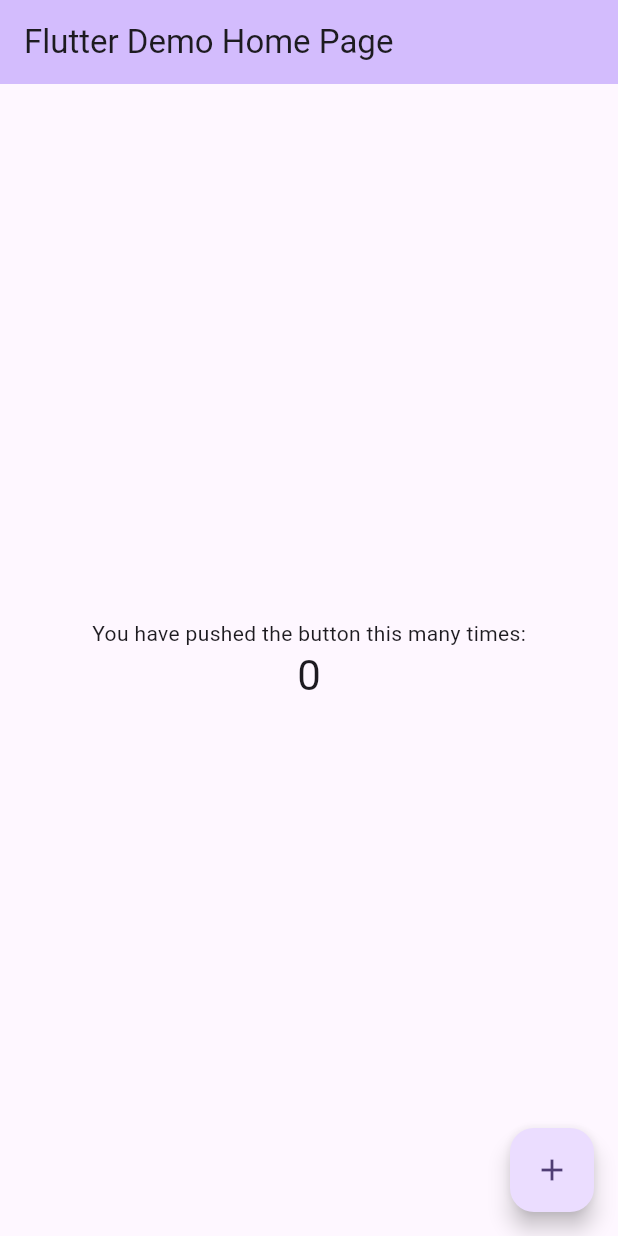
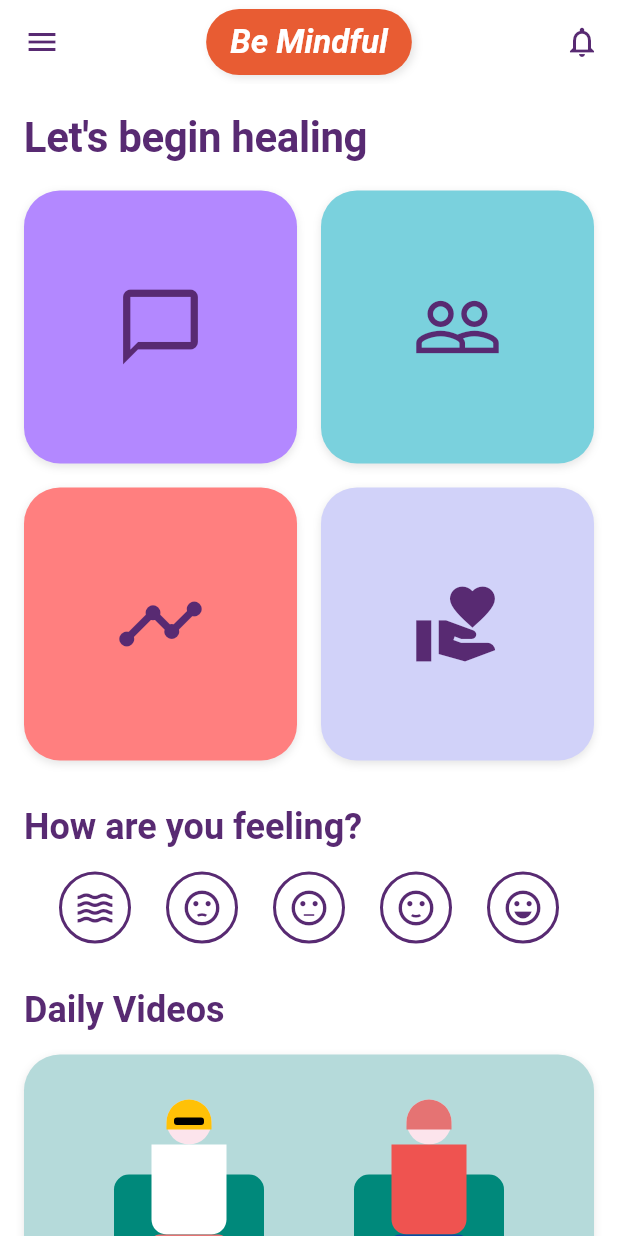
Before and after one commit to HarmonyHackers/MindCare-Flutter, a Flutter app: the screen it shows after launch, on a phone screen of 412 x 824 dp. Run offline on Flutter 3.47's test engine with Material 3 defaults, Android fonts, the phone set to English and light mode, and no system bars; Roboto replaces fonts that are missing (Poppins).

Commit message:
added setup files

```diff
--- /dev/null
+++ b/lib/config/colors.dart
@@ -0,0 +1,17 @@
+import 'package:flutter/material.dart';
+
+class AppColors {
+  // Primary colors
+  static const Color primary = Color(0xFF582A72);
+  static const Color background = Colors.white;
+  static const Color banner = Color(0xFFE85C33);
+
+  // Feature card colors
+  static const Color cardPurple = Color(0xFFB388FF);
+  static const Color cardBlue = Color(0xFF7AD1DD);
+  static const Color cardRed = Color(0xFFFF7F7F);
+  static const Color cardLavender = Color(0xFFD1D2F9);
+
+  // Mood colors
+  static const Color moodYellow = Color(0xFFE6B932);
+}
--- /dev/null
+++ b/lib/config/theme.dart
@@ -0,0 +1,30 @@
+import 'package:flutter/material.dart';
+import 'colors.dart';
+
+class AppTheme {
+  static ThemeData lightTheme = ThemeData(
+    primaryColor: AppColors.primary,
+    scaffoldBackgroundColor: AppColors.background,
+    fontFamily: 'Poppins',
+    textTheme: const TextTheme(
+      displayLarge: TextStyle(
+        fontSize: 28,
+        fontWeight: FontWeight.bold,
+        color: AppColors.primary,
+      ),
+      displayMedium: TextStyle(
+        fontSize: 24,
+        fontWeight: FontWeight.bold,
+        color: AppColors.primary,
+      ),
+      bodyLarge: TextStyle(
+        fontSize: 16,
+        color: AppColors.primary,
+      ),
+    ),
+    colorScheme: ColorScheme.fromSwatch().copyWith(
+      primary: AppColors.primary,
+      secondary: AppColors.banner,
+    ),
+  );
+}
--- a/lib/main.dart
+++ b/lib/main.dart
@@ -1,125 +1,24 @@
 import 'package:flutter/material.dart';
+import 'package:flutter/services.dart';
+import 'config/theme.dart';
+import 'screens/home_screen.dart';
 
 void main() {
-  runApp(const MyApp());
+  WidgetsFlutterBinding.ensureInitialized();
+  SystemChrome.setPreferredOrientations([DeviceOrientation.portraitUp]);
+  runApp(const MindfulnessApp());
 }
 
-class MyApp extends StatelessWidget {
-  const MyApp({super.key});
+class MindfulnessApp extends StatelessWidget {
+  const MindfulnessApp({super.key});
 
-  // This widget is the root of your application.
   @override
   Widget build(BuildContext context) {
     return MaterialApp(
-      title: 'Flutter Demo',
-      theme: ThemeData(
-        // This is the theme of your application.
-        //
-        // TRY THIS: Try running your application with "flutter run". You'll see
-        // the application has a purple toolbar. Then, without quitting the app,
-        // try changing the seedColor in the colorScheme below to Colors.green
-        // and then invoke "hot reload" (save your changes or press the "hot
-        // reload" button in a Flutter-supported IDE, or press "r" if you used
-        // the command line to start the app).
-        //
-        // Notice that the counter didn't reset back to zero; the application
-        // state is not lost during the reload. To reset the state, use hot
-        // restart instead.
-        //
-        // This works for code too, not just values: Most code changes can be
-        // tested with just a hot reload.
-        colorScheme: ColorScheme.fromSeed(seedColor: Colors.deepPurple),
-        useMaterial3: true,
-      ),
-      home: const MyHomePage(title: 'Flutter Demo Home Page'),
+      title: 'Be Mindful',
+      debugShowCheckedModeBanner: false,
+      theme: AppTheme.lightTheme,
+      home: const HomeScreen(),
     );
   }
 }
-
-class MyHomePage extends StatefulWidget {
-  const MyHomePage({super.key, required this.title});
-
-  // This widget is the home page of your application. It is stateful, meaning
-  // that it has a State object (defined below) that contains fields that affect
-  // how it looks.
-
-  // This class is the configuration for the state. It holds the values (in this
-  // case the title) provided by the parent (in this case the App widget) and
-  // used by the build method of the State. Fields in a Widget subclass are
-  // always marked "final".
-
-  final String title;
-
-  @override
-  State<MyHomePage> createState() => _MyHomePageState();
-}
-
-class _MyHomePageState extends State<MyHomePage> {
-  int _counter = 0;
-
-  void _incrementCounter() {
-    setState(() {
-      // This call to setState tells the Flutter framework that something has
-      // changed in this State, which causes it to rerun the build method below
-      // so that the display can reflect the updated values. If we changed
-      // _counter without calling setState(), then the build method would not be
-      // called again, and so nothing would appear to happen.
-      _counter++;
-    });
-  }
-
-  @override
-  Widget build(BuildContext context) {
-    // This method is rerun every time setState is called, for instance as done
-    // by the _incrementCounter method above.
-    //
-    // The Flutter framework has been optimized to make rerunning build methods
-    // fast, so that you can just rebuild anything that needs updating rather
-    // than having to individually change instances of widgets.
-    return Scaffold(
-      appBar: AppBar(
-        // TRY THIS: Try changing the color here to a specific color (to
-        // Colors.amber, perhaps?) and trigger a hot reload to see the AppBar
-        // change color while the other colors stay the same.
-        backgroundColor: Theme.of(context).colorScheme.inversePrimary,
-        // Here we take the value from the MyHomePage object that was created by
-        // the App.build method, and use it to set our appbar title.
-        title: Text(widget.title),
-      ),
-      body: Center(
-        // Center is a layout widget. It takes a single child and positions it
-        // in the middle of the parent.
-        child: Column(
-          // Column is also a layout widget. It takes a list of children and
-          // arranges them vertically. By default, it sizes itself to fit its
-          // children horizontally, and tries to be as tall as its parent.
-          //
-          // Column has various properties to control how it sizes itself and
-          // how it positions its children. Here we use mainAxisAlignment to
-          // center the children vertically; the main axis here is the vertical
-          // axis because Columns are vertical (the cross axis would be
-          // horizontal).
-          //
-          // TRY THIS: Invoke "debug painting" (choose the "Toggle Debug Paint"
-          // action in the IDE, or press "p" in the console), to see the
-          // wireframe for each widget.
-          mainAxisAlignment: MainAxisAlignment.center,
-          children: <Widget>[
-            const Text(
-              'You have pushed the button this many times:',
-            ),
-            Text(
-              '$_counter',
-              style: Theme.of(context).textTheme.headlineMedium,
-            ),
-          ],
-        ),
-      ),
-      floatingActionButton: FloatingActionButton(
-        onPressed: _incrementCounter,
-        tooltip: 'Increment',
-        child: const Icon(Icons.add),
-      ), // This trailing comma makes auto-formatting nicer for build methods.
-    );
-  }
-}
--- /dev/null
+++ b/lib/models/mood.dart
@@ -0,0 +1,8 @@
+import 'package:flutter/material.dart';
+
+class Mood {
+  final String name;
+  final IconData icon;
+
+  Mood({required this.name, required this.icon});
+}
--- /dev/null
+++ b/lib/screens/home_screen.dart
@@ -0,0 +1,79 @@
+import 'package:flutter/material.dart';
+import 'package:mind_care/utils/contants.dart';
+import '../config/colors.dart';
+import '../widgets/app_bar.dart';
+import '../widgets/feature_card.dart';
+import '../widgets/mood_selector.dart';
+import '../widgets/video_section.dart';
+
+class HomeScreen extends StatelessWidget {
+  const HomeScreen({super.key});
+
+  @override
+  Widget build(BuildContext context) {
+    return Scaffold(
+      appBar: const CustomAppBar(),
+      body: SafeArea(
+        child: SingleChildScrollView(
+          child: Padding(
+            padding: const EdgeInsets.all(16.0),
+            child: Column(
+              crossAxisAlignment: CrossAxisAlignment.start,
+              children: [
+                Text(
+                  "Let's begin healing",
+                  style: Theme.of(context).textTheme.displayLarge,
+                ),
+                const SizedBox(height: 20),
+                _buildFeatureGrid(),
+                const SizedBox(height: 30),
+                Text(
+                  "How are you feeling?",
+                  style: Theme.of(context).textTheme.displayMedium,
+                ),
+                const SizedBox(height: 16),
+                const MoodSelector(),
+                const SizedBox(height: 30),
+                Text(
+                  "Daily Videos",
+                  style: Theme.of(context).textTheme.displayMedium,
+                ),
+                const SizedBox(height: 16),
+                const VideoSection(),
+                const SizedBox(height: 16),
+              ],
+            ),
+          ),
+        ),
+      ),
+    );
+  }
+
+  Widget _buildFeatureGrid() {
+    final List<Color> cardColors = [
+      AppColors.cardPurple,
+      AppColors.cardBlue,
+      AppColors.cardRed,
+      AppColors.cardLavender,
+    ];
+
+    return GridView.builder(
+      shrinkWrap: true,
+      physics: const NeverScrollableScrollPhysics(),
+      gridDelegate: const SliverGridDelegateWithFixedCrossAxisCount(
+        crossAxisCount: 2,
+        crossAxisSpacing: 16,
+        mainAxisSpacing: 16,
+        childAspectRatio: 1.0,
+      ),
+      itemCount: 4,
+      itemBuilder: (context, index) {
+        return FeatureCard(
+          name: Constants.featureNames[index],
+          icon: Constants.featureIcons[index],
+          color: cardColors[index],
+        );
+      },
+    );
+  }
+}
--- /dev/null
+++ b/lib/utils/contants.dart
@@ -0,0 +1,26 @@
+import 'package:flutter/material.dart';
+import '../models/mood.dart';
+
+class Constants {
+  static const List<String> featureNames = [
+    'Journal',
+    'Community',
+    'Progress',
+    'Meditation'
+  ];
+
+  static const List<IconData> featureIcons = [
+    Icons.chat_bubble_outline,
+    Icons.people_outline,
+    Icons.timeline,
+    Icons.volunteer_activism
+  ];
+
+  static final List<Mood> moods = [
+    Mood(name: 'Stressed', icon: Icons.waves),
+    Mood(name: 'Sad', icon: Icons.sentiment_dissatisfied),
+    Mood(name: 'Neutral', icon: Icons.sentiment_neutral),
+    Mood(name: 'Good', icon: Icons.sentiment_satisfied),
+    Mood(name: 'Great', icon: Icons.sentiment_very_satisfied),
+  ];
+}
--- /dev/null
+++ b/lib/widgets/app_bar.dart
@@ -0,0 +1,50 @@
+import 'package:flutter/material.dart';
+import '../config/colors.dart';
+
+class CustomAppBar extends StatelessWidget implements PreferredSizeWidget {
+  const CustomAppBar({Key? key}) : super(key: key);
+
+  @override
+  Size get preferredSize => const Size.fromHeight(60);
+
+  @override
+  Widget build(BuildContext context) {
+    return AppBar(
+      backgroundColor: Colors.transparent,
+      elevation: 0,
+      leading: IconButton(
+        icon: Icon(Icons.menu, color: AppColors.primary),
+        onPressed: () {},
+      ),
+      centerTitle: true,
+      title: Container(
+        padding: const EdgeInsets.symmetric(horizontal: 16, vertical: 8),
+        decoration: BoxDecoration(
+          color: AppColors.banner,
+          borderRadius: BorderRadius.circular(24),
+          boxShadow: [
+            BoxShadow(
+              color: Colors.black.withOpacity(0.1),
+              blurRadius: 4,
+              offset: const Offset(2, 2),
+            ),
+          ],
+        ),
+        child: const Text(
+          "Be Mindful",
+          style: TextStyle(
+            color: Colors.white,
+            fontWeight: FontWeight.bold,
+            fontStyle: FontStyle.italic,
+          ),
+        ),
+      ),
+      actions: [
+        IconButton(
+          icon: Icon(Icons.notifications_none, color: AppColors.primary),
+          onPressed: () {},
+        ),
+      ],
+    );
+  }
+}
--- /dev/null
+++ b/lib/widgets/feature_card.dart
@@ -0,0 +1,38 @@
+import 'package:flutter/material.dart';
+
+class FeatureCard extends StatelessWidget {
+  final String name;
+  final IconData icon;
+  final Color color;
+
+  const FeatureCard({
+    Key? key,
+    required this.name,
+    required this.icon,
+    required this.color,
+  }) : super(key: key);
+
+  @override
+  Widget build(BuildContext context) {
+    return Container(
+      decoration: BoxDecoration(
+        color: color,
+        borderRadius: BorderRadius.circular(24),
+        boxShadow: [
+          BoxShadow(
+            color: Colors.black.withOpacity(0.1),
+            blurRadius: 4,
+            offset: const Offset(0, 2),
+          ),
+        ],
+      ),
+      child: Center(
+        child: Icon(
+          icon,
+          size: 60,
+          color: Theme.of(context).primaryColor,
+        ),
+      ),
+    );
+  }
+}
--- /dev/null
+++ b/lib/widgets/mood_selector.dart
@@ -0,0 +1,49 @@
+import 'package:flutter/material.dart';
+import 'package:mind_care/utils/contants.dart';
+import '../config/colors.dart';
+
+class MoodSelector extends StatefulWidget {
+  const MoodSelector({super.key});
+
+  @override
+  _MoodSelectorState createState() => _MoodSelectorState();
+}
+
+class _MoodSelectorState extends State<MoodSelector> {
+  int selectedIndex = -1;
+
+  @override
+  Widget build(BuildContext context) {
+    return Row(
+      mainAxisAlignment: MainAxisAlignment.spaceEvenly,
+      children: List.generate(
+        Constants.moods.length,
+        (index) => GestureDetector(
+          onTap: () {
+            setState(() {
+              selectedIndex = index;
+            });
+          },
+          child: Container(
+            padding: const EdgeInsets.all(8),
+            decoration: BoxDecoration(
+              shape: BoxShape.circle,
+              border: Border.all(
+                color: AppColors.primary,
+                width: 2,
+              ),
+              color: selectedIndex == index
+                  ? AppColors.moodYellow
+                  : Colors.transparent,
+            ),
+            child: Icon(
+              Constants.moods[index].icon,
+              color: AppColors.primary,
+              size: 28,
+            ),
+          ),
+        ),
+      ),
+    );
+  }
+}
--- /dev/null
+++ b/lib/widgets/video_section.dart
@@ -0,0 +1,175 @@
+import 'package:flutter/material.dart';
+
+class VideoSection extends StatelessWidget {
+  const VideoSection({Key? key}) : super(key: key);
+
+  @override
+  Widget build(BuildContext context) {
+    return Container(
+      height: 180,
+      width: double.infinity,
+      decoration: BoxDecoration(
+        color: const Color(0xFFB5DADA),
+        borderRadius: BorderRadius.circular(24),
+        boxShadow: [
+          BoxShadow(
+            color: Colors.black.withOpacity(0.1),
+            blurRadius: 4,
+            offset: const Offset(0, 2),
+          ),
+        ],
+      ),
+      child: Row(
+        mainAxisAlignment: MainAxisAlignment.spaceEvenly,
+        children: [
+          // Person on left chair
+          _buildPerson(
+            isLeftSide: true,
+            hairColor: Colors.amber,
+            topColor: Colors.white,
+            bottomColor: Colors.red.shade300,
+          ),
+
+          // Person on right chair
+          _buildPerson(
+            isLeftSide: false,
+            hairColor: Colors.red.shade300,
+            topColor: Colors.red.shade400,
+            bottomColor: Colors.blue.shade900,
+          ),
+        ],
+      ),
+    );
+  }
+
+  Widget _buildPerson({
+    required bool isLeftSide,
+    required Color hairColor,
+    required Color topColor,
+    required Color bottomColor,
+  }) {
+    return Column(
+      mainAxisAlignment: MainAxisAlignment.center,
+      children: [
+        Container(
+          width: 100,
+          height: 140,
+          child: Stack(
+            children: [
+              // Chair
+              Positioned(
+                bottom: 0,
+                left: 0,
+                right: 0,
+                child: Container(
+                  height: 80,
+                  decoration: BoxDecoration(
+                    color: Colors.teal.shade600,
+                    borderRadius: BorderRadius.circular(10),
+                  ),
+                ),
+              ),
+
+              // Chair legs
+              Positioned(
+                bottom: 0,
+                left: 10,
+                child: Container(
+                  height: 20,
+                  width: 5,
+                  color: Colors.brown.shade300,
+                ),
+              ),
+              Positioned(
+                bottom: 0,
+                right: 10,
+                child: Container(
+                  height: 20,
+                  width: 5,
+                  color: Colors.brown.shade300,
+                ),
+              ),
+
+              // Person
+              Positioned(
+                top: 10,
+                left: 20,
+                right: 20,
+                child: Column(
+                  children: [
+                    // Head
+                    Container(
+                      width: 30,
+                      height: 30,
+                      decoration: BoxDecoration(
+                        color: Colors.pink.shade50,
+                        shape: BoxShape.circle,
+                      ),
+                      child: Stack(
+                        children: [
+                          // Hair
+                          Container(
+                            width: 30,
+                            height: 20,
+                            decoration: BoxDecoration(
+                              color: hairColor,
+                              borderRadius: const BorderRadius.only(
+                                topLeft: Radius.circular(15),
+                                topRight: Radius.circular(15),
+                              ),
+                            ),
+                          ),
+
+                          // Glasses if on left
+                          if (isLeftSide)
+                            Positioned(
+                              top: 12,
+                              left: 5,
+                              child: Container(
+                                width: 20,
+                                height: 5,
+                                decoration: BoxDecoration(
+                                  color: Colors.black,
+                                  borderRadius: BorderRadius.circular(2),
+                                ),
+                              ),
+                            ),
+                        ],
+                      ),
+                    ),
+
+                    // Body
+                    Container(
+                      width: 50,
+                      height: 60,
+                      decoration: BoxDecoration(
+                        color: topColor,
+                        borderRadius: const BorderRadius.only(
+                          bottomLeft: Radius.circular(10),
+                          bottomRight: Radius.circular(10),
+                        ),
+                      ),
+                    ),
+
+                    // Legs
+                    Container(
+                      width: 50,
+                      height: 30,
+                      decoration: BoxDecoration(
+                        color: bottomColor,
+                        borderRadius: const BorderRadius.only(
+                          topLeft: Radius.circular(5),
+                          topRight: Radius.circular(5),
+                        ),
+                      ),
+                    ),
+                  ],
+                ),
+              ),
+            ],
+          ),
+        ),
+      ],
+    );
+  }
+}
```
Also changed, not shown: 1 other file.
